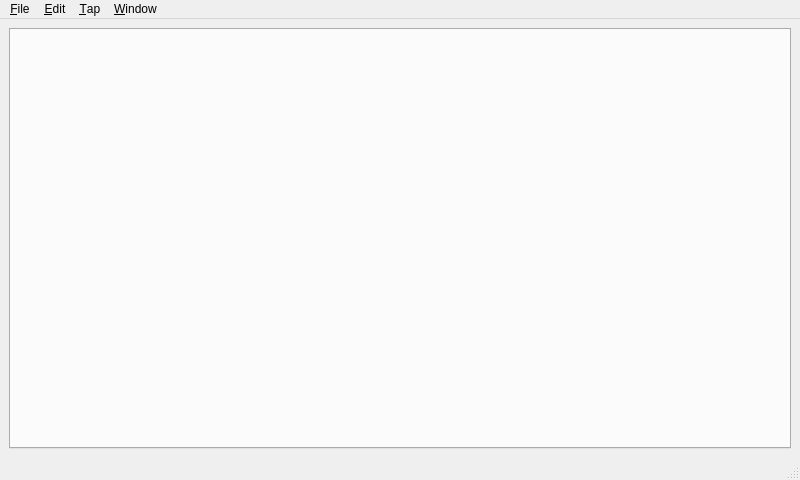
Before: the Qt Designer form mainwindow.ui in ChunJeong27/CRMMiniProject, drawn with Qt 5.
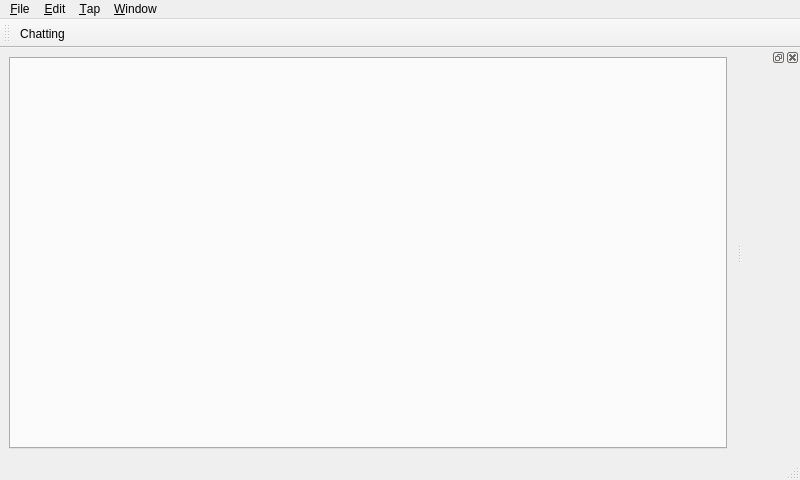
After: the same form once the commit is applied.

```diff
--- a/mainwindow.ui
+++ b/mainwindow.ui
@@ -79,6 +79,24 @@
    <addaction name="menu_Window"/>
   </widget>
   <widget class="QStatusBar" name="statusbar"/>
+  <widget class="QToolBar" name="toolBar">
+   <property name="windowTitle">
+    <string>toolBar</string>
+   </property>
+   <attribute name="toolBarArea">
+    <enum>TopToolBarArea</enum>
+   </attribute>
+   <attribute name="toolBarBreak">
+    <bool>false</bool>
+   </attribute>
+   <addaction name="action_Chatting"/>
+  </widget>
+  <widget class="QDockWidget" name="dockWidget">
+   <attribute name="dockWidgetArea">
+    <number>2</number>
+   </attribute>
+   <widget class="QWidget" name="dockWidgetContents_2"/>
+  </widget>
   <action name="action_Quit">
    <property name="text">
     <string>&amp;Quit</string>
@@ -119,6 +137,11 @@
     <string>&amp;Remove</string>
    </property>
   </action>
+  <action name="action_Chatting">
+   <property name="text">
+    <string>&amp;Chatting</string>
+   </property>
+  </action>
  </widget>
  <resources/>
  <connections>
```
Left out of the diff: 3 changed lines with no effect on the pictures.
